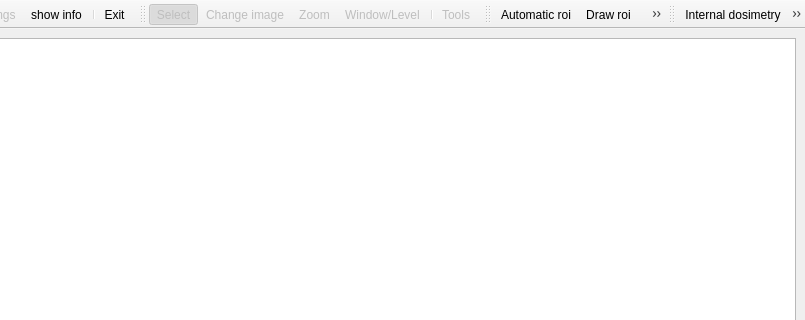
The window that ViDi.ui (miguepeinado/ViDi) describes before a commit, drawn with Qt 5; both pictures show x 138 to 943 and y 0 to 320 of the 943 by 675 pixel window.
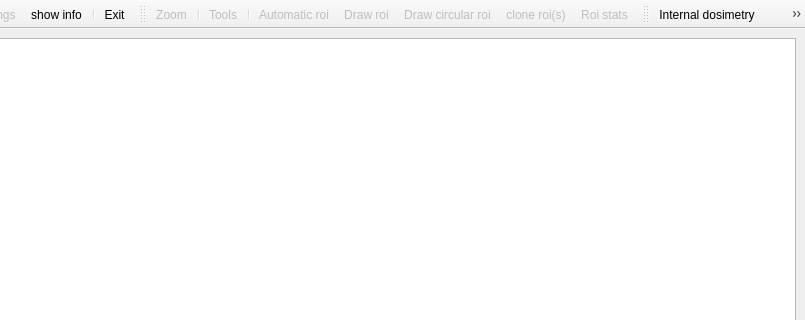
The same window after the commit. Icons and pictures are not drawn.

Patch:
```diff
--- a/ViDi.ui
+++ b/ViDi.ui
@@ -101,32 +101,10 @@
    <attribute name="toolBarBreak">
     <bool>false</bool>
    </attribute>
-   <addaction name="act_select"/>
-   <addaction name="act_change_slice"/>
    <addaction name="act_zoom"/>
-   <addaction name="actWL"/>
    <addaction name="separator"/>
    <addaction name="act_tools"/>
-  </widget>
-  <widget class="QToolBar" name="tb_rois">
-   <property name="enabled">
-    <bool>true</bool>
-   </property>
-   <property name="windowTitle">
-    <string>Toolbar: ROIs</string>
-   </property>
-   <property name="iconSize">
-    <size>
-     <width>36</width>
-     <height>36</height>
-    </size>
-   </property>
-   <attribute name="toolBarArea">
-    <enum>TopToolBarArea</enum>
-   </attribute>
-   <attribute name="toolBarBreak">
-    <bool>false</bool>
-   </attribute>
+   <addaction name="separator"/>
    <addaction name="act_roi_auto"/>
    <addaction name="act_roi_pol"/>
    <addaction name="act_roi_circ"/>
```
